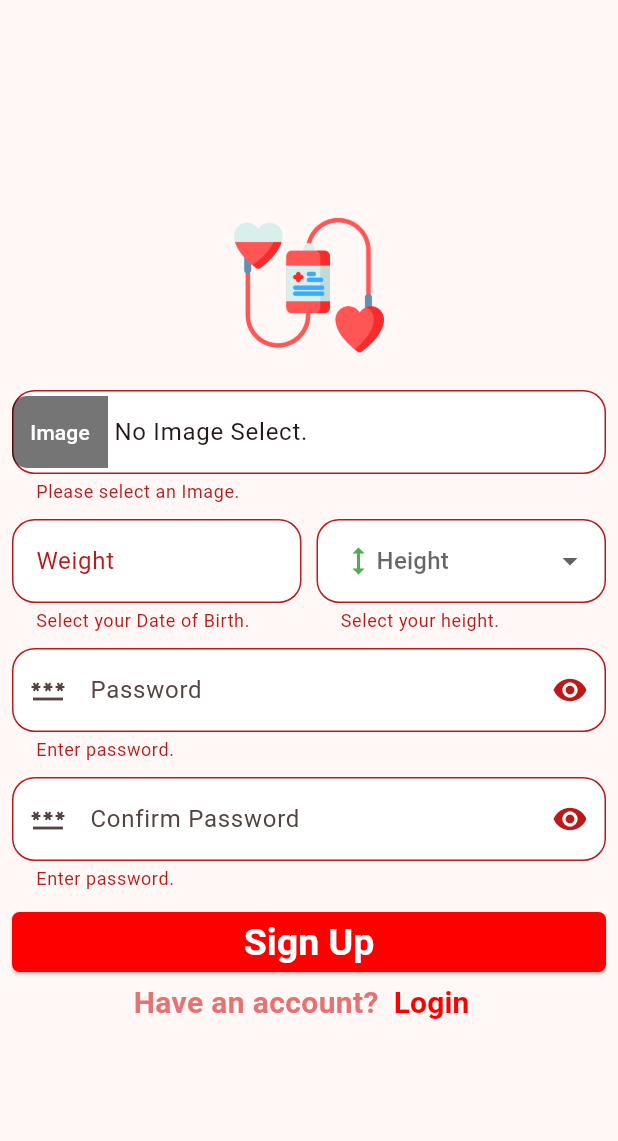
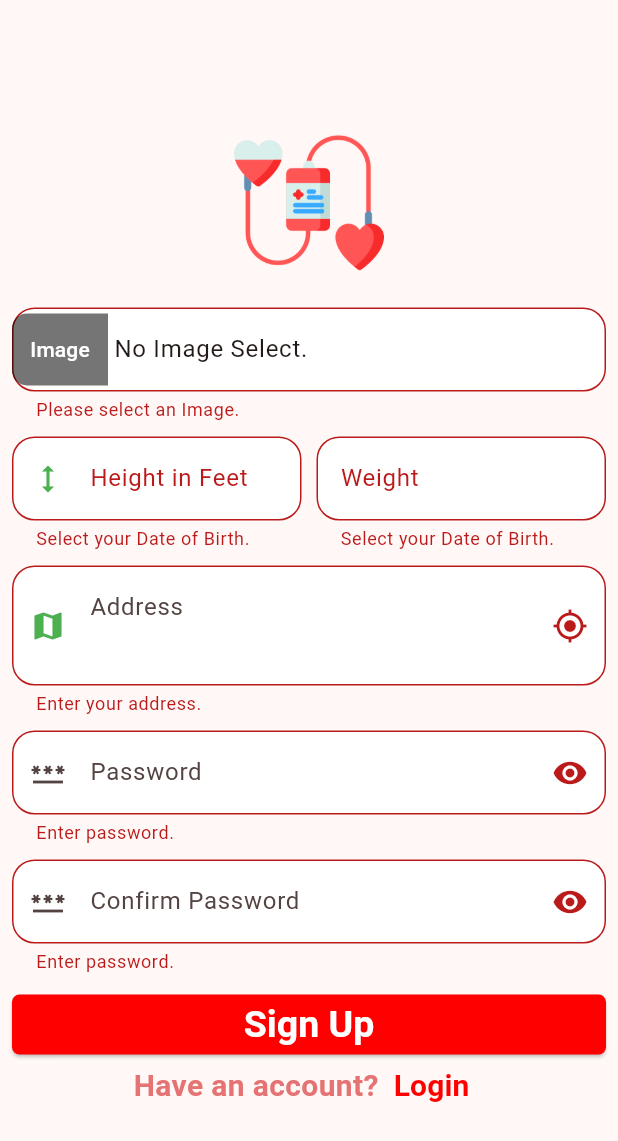
Before and after one commit to partho-debnath/donate-blood-flutter, a Flutter app: the SignUpSecondScreen screen opened directly with empty values, after a tap on "Sign Up", on a phone screen of 412 x 824 dp. Shown: the top 1141 px of the screen. Run offline on Flutter 3.47's test engine with Material 3 defaults, Android fonts, the phone set to English and light mode, and no system bars; our stand-ins replace get, image_picker, intl_phone_field, location.

Commit message:
GPS location and other UI related added in SignUpSecond Screen

```diff
--- a/lib/presentation/ui/screens/login_screen.dart
+++ b/lib/presentation/ui/screens/login_screen.dart
@@ -2,7 +2,6 @@ import 'package:blooddonate/presentation/ui/screens/home_screen.dart';
 import 'package:flutter/material.dart';
 import 'package:get/get.dart';
 
-import '../widgets/button_text.dart';
 import 'sign_up_first_screen.dart';
 
 class LoginScreen extends StatefulWidget {
--- a/lib/presentation/ui/screens/sign_up_second_screen.dart
+++ b/lib/presentation/ui/screens/sign_up_second_screen.dart
@@ -5,6 +5,9 @@ import 'package:image_picker/image_picker.dart';
 
 import 'package:flutter/material.dart';
 import 'package:get/get.dart';
+import 'package:location/location.dart';
+
+import '../utils/gps_location.dart';
 
 class SignUpSecondScreen extends StatefulWidget {
   Map<String, dynamic> formData;
@@ -22,6 +25,7 @@ class _SignUpSecondScreenState extends State<SignUpSecondScreen> {
   late String? password, confirmPassword;
   File? imageFile;
   bool isPasswordInvisible = true, isConfirmPasswordInvisible = true;
+  LocationData? locationData;
 
   @override
   void initState() {
@@ -104,6 +108,27 @@ class _SignUpSecondScreenState extends State<SignUpSecondScreen> {
                         Flexible(
                           child: TextFormField(
                             decoration: const InputDecoration(
+                                labelText: 'Height in Feet',
+                                hintText: '6.7',
+                                prefixIcon:
+                                    Icon(Icons.height, color: Colors.green)),
+                            keyboardType: TextInputType.number,
+                            textInputAction: TextInputAction.next,
+                            validator: (value) {
+                              if (value?.isEmpty ?? true) {
+                                return 'Select your Date of Birth.';
+                              }
+                              return null;
+                            },
+                            onSaved: (newValue) {
+                              widget.formData.addAll({'height': newValue});
+                            },
+                          ),
+                        ),
+                        const SizedBox(width: 10),
+                        Flexible(
+                          child: TextFormField(
+                            decoration: const InputDecoration(
                               labelText: 'Weight',
                               hintText: '60Kg',
                             ),
@@ -115,43 +140,45 @@ class _SignUpSecondScreenState extends State<SignUpSecondScreen> {
                               }
                               return null;
                             },
-                          ),
-                        ),
-                        const SizedBox(width: 10),
-                        Flexible(
-                          child: DropdownButtonFormField(
-                            borderRadius: BorderRadius.circular(10.0),
-                            onChanged: (value) {},
-
-                            hint: const Row(
-                              children: <Widget>[
-                                Icon(Icons.height, color: Colors.green),
-                                Text('Height'),
-                              ],
-                            ),
-                            items: <DropdownMenuItem>[
-                              ...getHeightList().map<DropdownMenuItem>((value) {
-                                return DropdownMenuItem(
-                                  value: value,
-                                  child: Text('$value'),
-                                );
-                              }),
-                            ],
-                            // onChanged: (value) {
-                            //   log(value);
-                            // },
-                            validator: (value) {
-                              if (value == null) {
-                                return 'Select your height.';
-                              }
-                              return null;
-                            },
-                            onSaved: (value) {
-                              log('Height $value');
+                            onSaved: (newValue) {
+                              widget.formData.addAll({'weight': newValue});
                             },
                           ),
                         ),
                       ],
+                    ),
+                    const SizedBox(height: 10),
+                    TextFormField(
+                      maxLines: 2,
+                      keyboardType: TextInputType.multiline,
+                      decoration: InputDecoration(
+                        hintText: 'Address',
+                        prefixIcon: const Icon(Icons.map, color: Colors.green),
+                        suffixIcon: IconButton(
+                          onPressed: () async {
+                            locationData = await getGpsLocation();
+                            if (locationData != null) {
+                              log('locationData $locationData');
+                              log('Latitude ${locationData!.latitude}');
+                              log('Longitude ${locationData!.longitude}');
+                            }
+                          },
+                          icon: const Tooltip(
+                            message: 'Tap this Icon.',
+                            child: Icon(Icons.gps_fixed),
+                          ),
+                        ),
+                      ),
+                      onSaved: (newValue) {
+                        log('Address: $newValue');
+                        widget.formData.addAll({'address': newValue});
+                      },
+                      validator: (value) {
+                        if (value?.isEmpty ?? true) {
+                          return 'Enter your address.';
+                        }
+                        return null;
+                      },
                     ),
                     const SizedBox(height: 10),
                     TextFormField(
@@ -175,6 +202,7 @@ class _SignUpSecondScreenState extends State<SignUpSecondScreen> {
                       },
                       onSaved: (newValue) {
                         log('Password: $newValue');
+                        widget.formData.addAll({'password': newValue});
                       },
                       onFieldSubmitted: (value) {
                         _confirmPasswordFocus.requestFocus();
@@ -213,6 +241,7 @@ class _SignUpSecondScreenState extends State<SignUpSecondScreen> {
                       },
                       onSaved: (newValue) {
                         print('Password: $newValue');
+                        widget.formData.addAll({'confirm_password': newValue});
                       },
                       validator: (value) {
                         if (value?.isEmpty ?? true) {
@@ -232,9 +261,9 @@ class _SignUpSecondScreenState extends State<SignUpSecondScreen> {
                       onPressed: () {
                         if (form.currentState!.validate() == true) {
                           form.currentState!.save();
-
+                          log('------Ok-------');
+                          log(widget.formData.toString());
                           // form.currentState!.reset();
-                          log('------Ok-------');
                         } else {
                           print('---Error--');
                         }
@@ -283,15 +312,6 @@ class _SignUpSecondScreenState extends State<SignUpSecondScreen> {
         ),
       ),
     );
-  }
-
-  List<double> getHeightList() {
-    final List<double> heightList = [
-      5.6,
-      6.0,
-      6.5,
-    ];
-    return heightList;
   }
 
   Future<ImageSource?> showImageSource() async {
--- a/pubspec.yaml
+++ b/pubspec.yaml
@@ -40,6 +40,7 @@ dependencies:
   intl_phone_field: ^3.2.0
   image_picker: ^1.1.2
   intl: ^0.19.0
+  location: ^6.0.2
 
 dev_dependencies:
   flutter_test:
```
Also changed, not shown: lib/presentation/ui/utils/gps_location.dart (added, +31 -0 lines), pubspec.lock, 3 other files.
